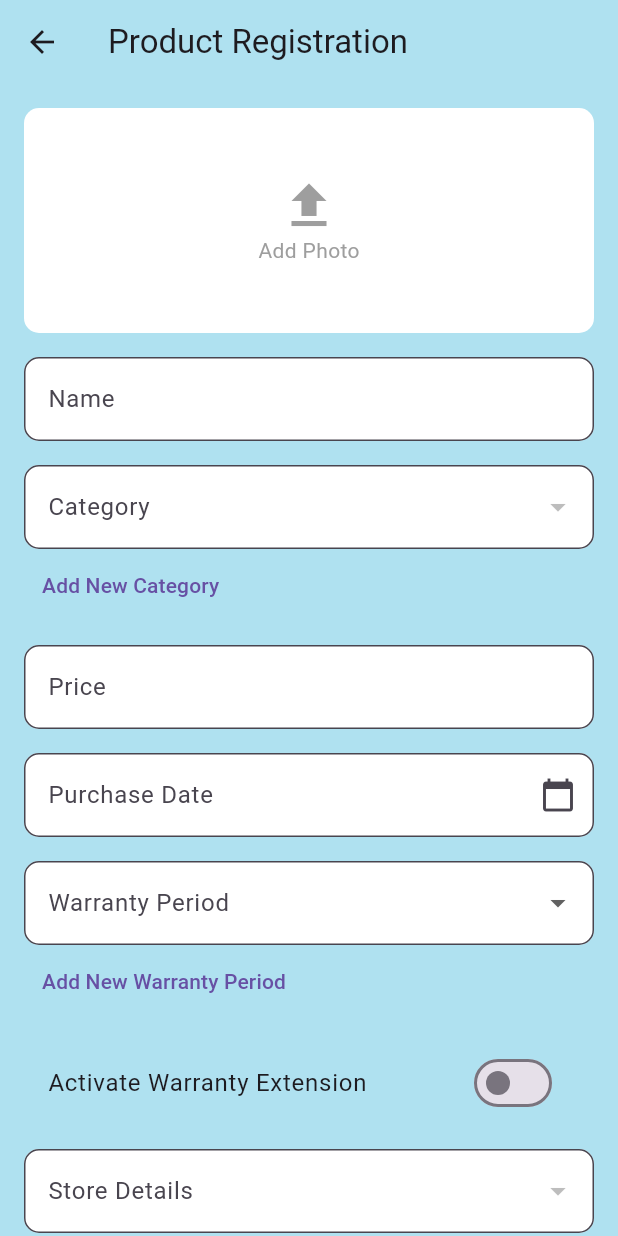
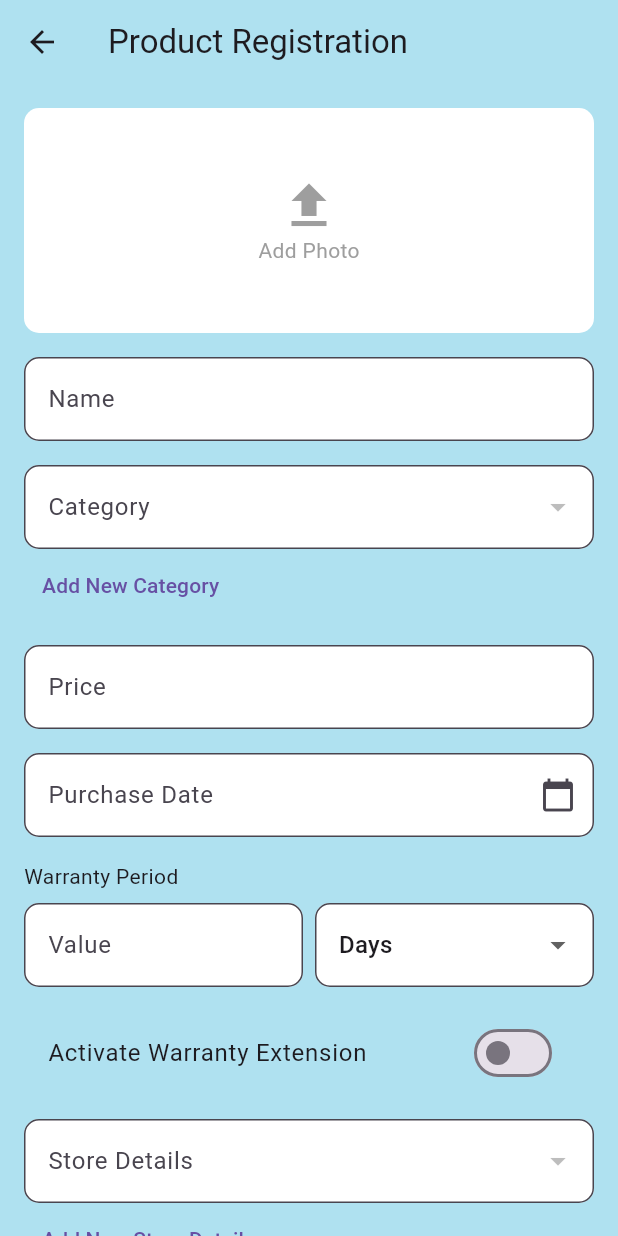
Before and after one commit to Rickiard/MyWarrantiesLPEI, a Flutter app: the AddProductPage screen opened directly, on a phone screen of 412 x 824 dp. Run offline on Flutter 3.47's test engine with Material 3 defaults, Android fonts, the phone set to English and light mode, and no system bars; our stand-ins replace cloud_firestore, cloud_functions, email_validator, firebase_auth, firebase_core, firebase_messaging and 7 more; missing offline and left inert: workmanager; accounts and stored records are empty; statements that could not run were skipped.

Commit message:
Input do tempo de garantia melhorado;

```diff
--- a/mywarranties/lib/addProduct.dart
+++ b/mywarranties/lib/addProduct.dart
@@ -17,11 +17,13 @@ class _AddProductPageState extends State<AddProductPage> {
   final _categoryController = TextEditingController();
   final _priceController = TextEditingController();
   final _purchaseDateController = TextEditingController();
-  final _warrantyPeriodController = TextEditingController();
+  final _warrantyValueController = TextEditingController();
+  final _warrantyUnitController = TextEditingController();
+  final _warrantyExtensionValueController = TextEditingController();
+  final _warrantyExtensionUnitController = TextEditingController();
   final _storeDetailsController = TextEditingController();
   final _brandController = TextEditingController();
   final _notesController = TextEditingController();
-  final _warrantyExtensionController = TextEditingController();
 
   File? _productImage;
   File? _receiptFile;
@@ -33,32 +35,9 @@ class _AddProductPageState extends State<AddProductPage> {
   List<String> _categories = [];
   List<String> _brands = [];
   List<String> _stores = [];
-  List<String> _warrantyPeriods = [
-    '7 days',
-    '14 days',
-    '30 days',
-    '60 days',
-    '90 days',
-    '6 months',
-    '1 year',
-    '2 years',
-    '3 years',
-    '5 years',
-    'Lifetime',
-  ];
-
-  List<String> _warrantyExtensions = [
-    '7 days',
-    '14 days',
-    '30 days',
-    '60 days',
-    '90 days',
-    '6 months',
-    '1 year',
-    '2 years',
-    '3 years',
-    '5 years',
-  ];
+  final List<String> _timeUnits = ['days', 'months', 'years', 'lifetime'];
+  String _selectedWarrantyUnit = 'days';
+  String _selectedExtensionUnit = 'days';
 
   @override
   void initState() {
@@ -158,6 +137,20 @@ class _AddProductPageState extends State<AddProductPage> {
         otherDocsUrl = await _uploadFile(_otherDocuments!, 'documents/${user.uid}/${DateTime.now()}_other.pdf');
       }
 
+      // Format warranty period
+      String warrantyPeriod;
+      if (_selectedWarrantyUnit == 'lifetime') {
+        warrantyPeriod = 'Lifetime';
+      } else {
+        warrantyPeriod = '${_warrantyValueController.text} ${_selectedWarrantyUnit}';
+      }
+
+      // Format warranty extension
+      String? warrantyExtension;
+      if (_isWarrantyExtensionActivated && _warrantyExtensionValueController.text.isNotEmpty) {
+        warrantyExtension = '${_warrantyExtensionValueController.text} ${_selectedExtensionUnit}';
+      }
+
       // Add to Firestore
       await FirebaseFirestore.instance
           .collection('users')
@@ -168,11 +161,13 @@ class _AddProductPageState extends State<AddProductPage> {
         'category': _categoryController.text,
         'price': _priceController.text,
         'purchaseDate': _purchaseDateController.text,
-        'warrantyPeriod': _warrantyPeriodController.text,
+        'warrantyPeriod': warrantyPeriod,
+        'warrantyUnit': _selectedWarrantyUnit,
+        'warrantyExtension': warrantyExtension,
+        'warrantyExtensionUnit': _isWarrantyExtensionActivated ? _selectedExtensionUnit : null,
         'storeDetails': _storeDetailsController.text,
         'brand': _brandController.text,
         'notes': _notesController.text,
-        'warrantyExtension': _isWarrantyExtensionActivated ? _warrantyExtensionController.text : null,
         'imageUrl': imageUrl,
         'receiptUrl': receiptUrl,
         'warrantyUrl': warrantyUrl,
@@ -256,6 +251,66 @@ class _AddProductPageState extends State<AddProductPage> {
             }
           },
           child: Text('Add New $label'),
+        ),
+      ],
+    );
+  }
+
+  Widget _buildWarrantyPeriodInput(String label, TextEditingController valueController, String unit, Function(String?) onUnitChanged) {
+    return Column(
+      crossAxisAlignment: CrossAxisAlignment.start,
+      children: [
+        Text(label),
+        const SizedBox(height: 8),
+        Row(
+          children: [
+            Expanded(
+              flex: 2,
+              child: TextFormField(
+                controller: valueController,
+                enabled: unit != 'lifetime',
+                keyboardType: TextInputType.number,
+                decoration: InputDecoration(
+                  filled: true,
+                  fillColor: Colors.white,
+                  labelText: 'Value',
+                  border: OutlineInputBorder(borderRadius: BorderRadius.circular(10)),
+                ),
+                validator: (v) {
+                  if (unit != 'lifetime') {
+                    if (v == null || v.isEmpty) return 'Required';
+                    final num = int.tryParse(v);
+                    if (num == null || num <= 0) return 'Invalid value';
+                  }
+                  return null;
+                },
+              ),
+            ),
+            const SizedBox(width: 8),
+            Expanded(
+              flex: 2,
+              child: DropdownButtonFormField<String>(
+                value: unit,
+                items: _timeUnits.map((unit) {
+                  return DropdownMenuItem(
+                    value: unit,
+                    child: Text(unit.substring(0, 1).toUpperCase() + unit.substring(1)),
+                  );
+                }).toList(),
+                decoration: InputDecoration(
+                  filled: true,
+                  fillColor: Colors.white,
+                  border: OutlineInputBorder(borderRadius: BorderRadius.circular(10)),
+                ),
+                onChanged: (newUnit) {
+                  if (newUnit == 'lifetime') {
+                    valueController.clear();
+                  }
+                  onUnitChanged(newUnit);
+                },
+              ),
+            ),
+          ],
         ),
       ],
     );
@@ -353,7 +408,12 @@ class _AddProductPageState extends State<AddProductPage> {
               ),
               SizedBox(height: 16),
 
-              _buildDropdownWithAddOption('Warranty Period', _warrantyPeriods, _warrantyPeriodController),
+              _buildWarrantyPeriodInput(
+                'Warranty Period',
+                _warrantyValueController,
+                _selectedWarrantyUnit,
+                (unit) => setState(() => _selectedWarrantyUnit = unit ?? 'days'),
+              ),
               SizedBox(height: 16),
 
               SwitchListTile(
@@ -363,13 +423,19 @@ class _AddProductPageState extends State<AddProductPage> {
                   setState(() {
                     _isWarrantyExtensionActivated = value;
                     if (!value) {
-                      _warrantyExtensionController.text = '';
+                      _warrantyExtensionValueController.clear();
+                      _selectedExtensionUnit = 'days';
                     }
                   });
                 },
               ),
               if (_isWarrantyExtensionActivated)
-                _buildDropdownWithAddOption('Warranty Extension', _warrantyExtensions, _warrantyExtensionController),
+                _buildWarrantyPeriodInput(
+                  'Warranty Extension',
+                  _warrantyExtensionValueController,
+                  _selectedExtensionUnit,
+                  (unit) => setState(() => _selectedExtensionUnit = unit ?? 'days'),
+                ),
               SizedBox(height: 16),
 
               _buildDropdownWithAddOption('Store Details', _stores, _storeDetailsController),
@@ -460,11 +526,13 @@ class _AddProductPageState extends State<AddProductPage> {
     _categoryController.dispose();
     _priceController.dispose();
     _purchaseDateController.dispose();
-    _warrantyPeriodController.dispose();
+    _warrantyValueController.dispose();
+    _warrantyUnitController.dispose();
+    _warrantyExtensionValueController.dispose();
+    _warrantyExtensionUnitController.dispose();
     _storeDetailsController.dispose();
     _brandController.dispose();
     _notesController.dispose();
-    _warrantyExtensionController.dispose();
     super.dispose();
   }
 }
```
Also changed, not shown: mywarranties/lib/productInfo.dart (+99 -44 lines).
